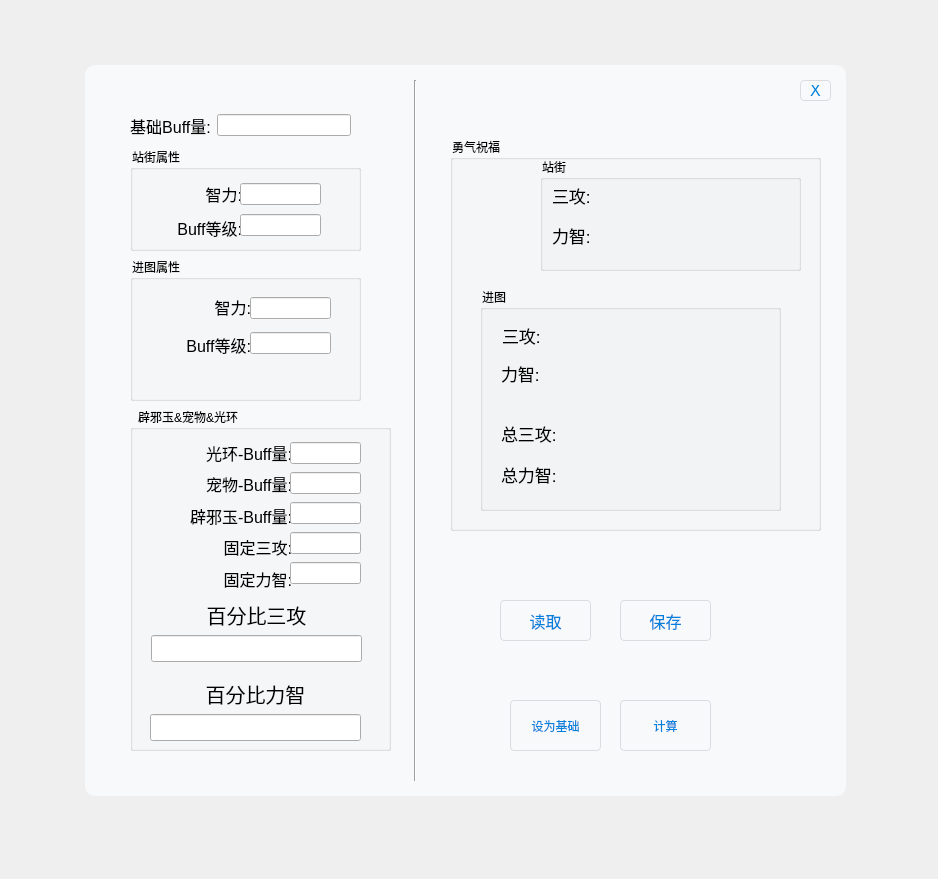
Old version of the form UI.ui in the repository Vixiu/count_buff.
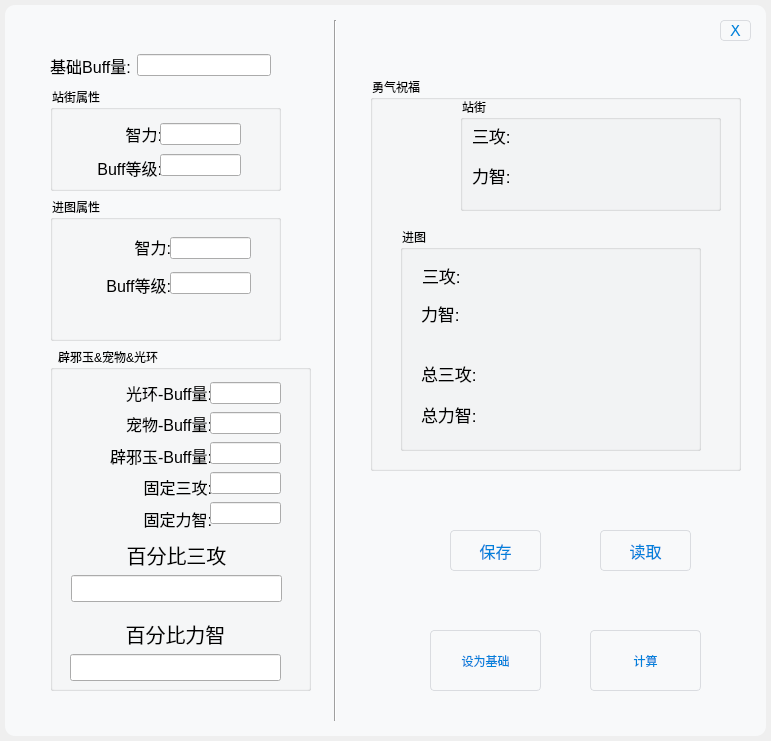
New version of the form. Icons and pictures are not drawn.

Patch:
```diff
--- a/UI.ui
+++ b/UI.ui
@@ -6,8 +6,8 @@
    <rect>
     <x>0</x>
     <y>0</y>
-    <width>938</width>
-    <height>879</height>
+    <width>771</width>
+    <height>741</height>
    </rect>
   </property>
   <property name="windowTitle">
@@ -16,8 +16,8 @@
   <widget class="QWidget" name="widget_1" native="true">
    <property name="geometry">
     <rect>
-     <x>80</x>
-     <y>60</y>
+     <x>0</x>
+     <y>0</y>
      <width>771</width>
      <height>741</height>
     </rect>
@@ -117,10 +117,10 @@
    <widget class="QPushButton" name="button_count">
     <property name="geometry">
      <rect>
-      <x>540</x>
-      <y>640</y>
-      <width>91</width>
-      <height>51</height>
+      <x>590</x>
+      <y>630</y>
+      <width>111</width>
+      <height>61</height>
      </rect>
     </property>
     <property name="text">
@@ -681,9 +681,9 @@
     <property name="geometry">
      <rect>
       <x>430</x>
-      <y>640</y>
-      <width>91</width>
-      <height>51</height>
+      <y>630</y>
+      <width>111</width>
+      <height>61</height>
      </rect>
     </property>
     <property name="text">
@@ -1111,8 +1111,8 @@
    <widget class="QPushButton" name="button_save">
     <property name="geometry">
      <rect>
-      <x>540</x>
-      <y>540</y>
+      <x>450</x>
+      <y>530</y>
       <width>91</width>
       <height>41</height>
      </rect>
@@ -1129,8 +1129,8 @@
    <widget class="QPushButton" name="button_load">
     <property name="geometry">
      <rect>
-      <x>420</x>
-      <y>540</y>
+      <x>600</x>
+      <y>530</y>
       <width>91</width>
       <height>41</height>
      </rect>
@@ -1149,8 +1149,8 @@
    <widget class="QLabel" name="tips">
     <property name="geometry">
      <rect>
-      <x>30</x>
-      <y>710</y>
+      <x>20</x>
+      <y>700</y>
       <width>141</width>
       <height>31</height>
      </rect>
```
